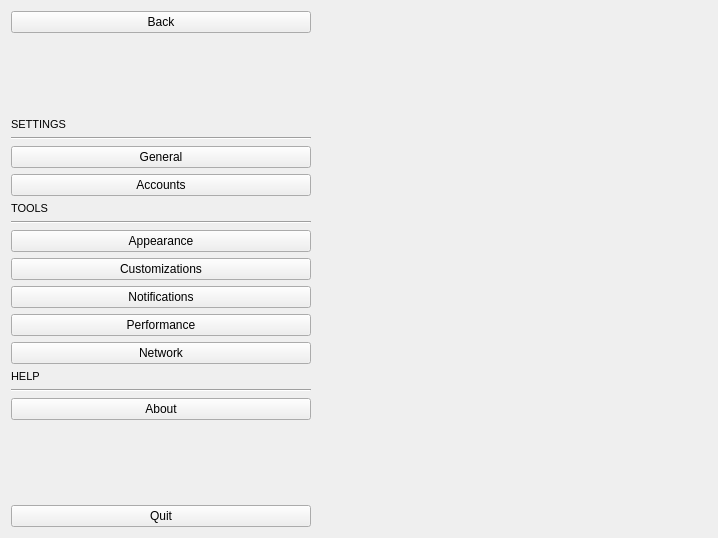
Before: the Qt Designer form zapzap/ui/ui_settings.ui in rafatosta/zapzap, drawn with Qt 5.
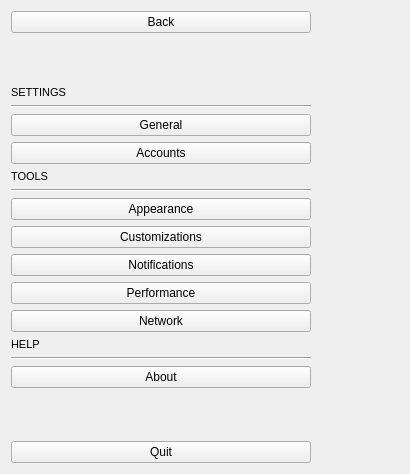
After: the same form once the commit is applied.

Commit message:
Refactor settings UI layout and sizing
Resize Settings window to 410x474 and refactor the settings UI to use two scroll areas: a left sidebar scrollArea_2 (min width 300) for navigation and a right scrollArea for page content. Update widget and layout names, adjust geometries and margins, shorten spacer heights to 100, disable horizontal scrollbar for the sidebar, set frameless appearance for some widgets (including the QStackedWidget), and update the generated Python (ui_settings.py) to reflect these .ui changes.

```diff
--- a/zapzap/ui/ui_settings.ui
+++ b/zapzap/ui/ui_settings.ui
@@ -6,8 +6,8 @@
    <rect>
     <x>0</x>
     <y>0</y>
-    <width>718</width>
-    <height>538</height>
+    <width>410</width>
+    <height>474</height>
    </rect>
   </property>
   <property name="windowTitle">
@@ -16,24 +16,45 @@
   <property name="styleSheet">
    <string notr="true"/>
   </property>
-  <layout class="QHBoxLayout" name="horizontalLayout_2">
+  <layout class="QHBoxLayout" name="horizontalLayout_3">
    <item>
-    <widget class="QScrollArea" name="scrollArea">
+    <widget class="QScrollArea" name="scrollArea_2">
+     <property name="sizePolicy">
+      <sizepolicy hsizetype="Preferred" vsizetype="Expanding">
+       <horstretch>0</horstretch>
+       <verstretch>0</verstretch>
+      </sizepolicy>
+     </property>
+     <property name="minimumSize">
+      <size>
+       <width>300</width>
+       <height>0</height>
+      </size>
+     </property>
      <property name="frameShape">
       <enum>QFrame::Shape::NoFrame</enum>
      </property>
+     <property name="horizontalScrollBarPolicy">
+      <enum>Qt::ScrollBarPolicy::ScrollBarAlwaysOff</enum>
+     </property>
      <property name="widgetResizable">
       <bool>true</bool>
      </property>
-     <widget class="QWidget" name="scrollAreaWidgetContents">
+     <widget class="QWidget" name="scrollAreaWidgetContents_2">
       <property name="geometry">
        <rect>
         <x>0</x>
         <y>0</y>
-        <width>700</width>
-        <height>520</height>
+        <width>318</width>
+        <height>456</height>
        </rect>
       </property>
+      <property name="minimumSize">
+       <size>
+        <width>300</width>
+        <height>0</height>
+       </size>
+      </property>
       <layout class="QHBoxLayout" name="horizontalLayout">
        <property name="spacing">
         <number>0</number>
@@ -116,7 +137,7 @@
                <property name="sizeHint" stdset="0">
                 <size>
                  <width>20</width>
-                 <height>172</height>
+                 <height>100</height>
                 </size>
                </property>
               </spacer>
@@ -248,7 +269,7 @@
                <property name="sizeHint" stdset="0">
                 <size>
                  <width>20</width>
-                 <height>171</height>
+                 <height>100</height>
                 </size>
                </property>
               </spacer>
@@ -266,8 +287,46 @@
          </layout>
         </widget>
        </item>
+      </layout>
+     </widget>
+    </widget>
+   </item>
        <item>
-        <widget class="QStackedWidget" name="pages"/>
+    <widget class="QScrollArea" name="scrollArea">
+     <property name="frameShape">
+      <enum>QFrame::Shape::NoFrame</enum>
+     </property>
+     <property name="widgetResizable">
+      <bool>true</bool>
+     </property>
+     <widget class="QWidget" name="scrollAreaWidgetContents">
+      <property name="geometry">
+       <rect>
+        <x>0</x>
+        <y>0</y>
+        <width>68</width>
+        <height>456</height>
+       </rect>
+      </property>
+      <layout class="QHBoxLayout" name="horizontalLayout_2">
+       <property name="spacing">
+        <number>0</number>
+       </property>
+       <property name="topMargin">
+        <number>0</number>
+       </property>
+       <property name="rightMargin">
+        <number>0</number>
+       </property>
+       <property name="bottomMargin">
+        <number>0</number>
+       </property>
+       <item>
+        <widget class="QStackedWidget" name="pages">
+         <property name="frameShape">
+          <enum>QFrame::Shape::NoFrame</enum>
+         </property>
+        </widget>
        </item>
       </layout>
      </widget>
```
Left out of the diff: 3 changed lines with no effect on the pictures. Lines whose indentation alone changed are shown as unchanged. The commit also changes 1 other file.
